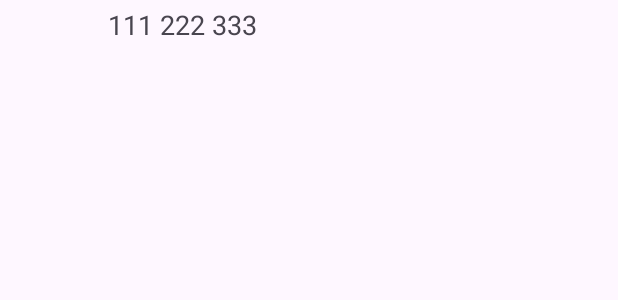
After one commit to Ethical-Algorithm-Academy/android-demo-recycler-view, an Android app: the layout recycler_view_extra_contact_item.xml on its own in the app's theme, with its tools: preview values and no code run, on a phone screen of 412 x 824 dp. The commit adds this screen. Shown: the top 300 px of the screen. Run offline under Robolectric (Android 15) with nearby library versions, the phone set to English and light mode, and no system bars.

Commit message:
feat(Added New View Type): Other View Type;

```diff
--- /dev/null
+++ b/app/src/main/res/layout/recycler_view_extra_contact_item.xml
@@ -0,0 +1,14 @@
+<?xml version="1.0" encoding="utf-8"?>
+<androidx.appcompat.widget.AppCompatTextView
+    xmlns:android="http://schemas.android.com/apk/res/android"
+    xmlns:tools="http://schemas.android.com/tools"
+    xmlns:app="http://schemas.android.com/apk/res-auto"
+    android:id="@+id/item_extra_number_text_view"
+    android:layout_width="match_parent"
+    android:layout_height="wrap_content"
+    android:layout_marginStart="72dp"
+    android:layout_marginEnd="16dp"
+    android:layout_marginBottom="4dp"
+    android:layout_marginTop="4dp"
+    android:textSize="18sp"
+    tools:text="@string/ph_number" />
```
Also changed, not shown: app/src/main/java/eu/jobernas/demorecyclerview/RecyclerViewFragment.kt (+5 -2 lines), app/src/main/java/eu/jobernas/demorecyclerview/contacts/ContactExtraItemViewHolder.kt (added, +30 -0 lines), app/src/main/java/eu/jobernas/demorecyclerview/contacts/ContactExtraItemViewModel.kt (added, +8 -0 lines), app/src/main/java/eu/jobernas/demorecyclerview/contacts/ContactsAdapter.kt (+13 -4 lines).
